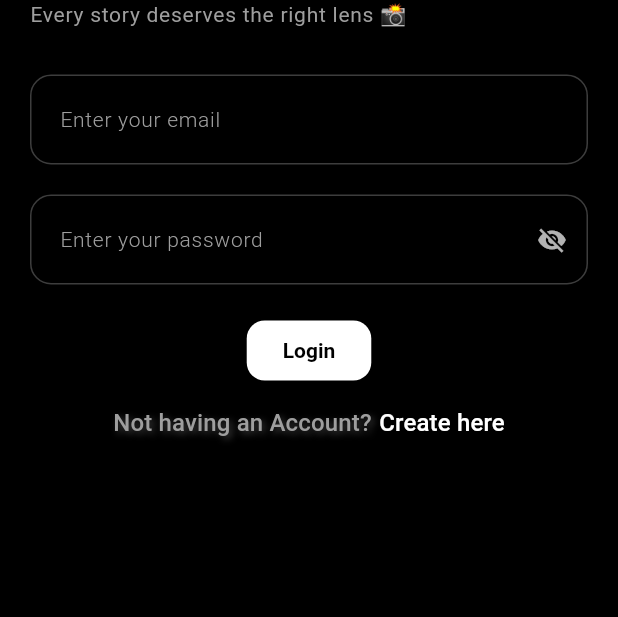
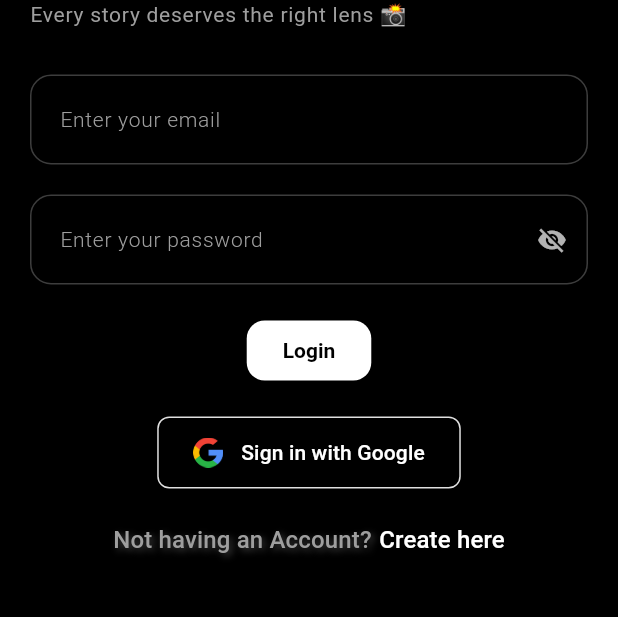
Before and after one commit to Utsav3108/hirelens, a Flutter app: the screen it shows after launch, on a phone screen of 412 x 824 dp, the part 317-934 px from its top. Run offline on Flutter 3.47's test engine with Material 3 defaults, Android fonts, the phone set to English and light mode, and no system bars; our stand-ins replace cloud_firestore, firebase_auth, firebase_core, google_sign_in, image_picker; accounts and stored records are empty.

```diff
--- /dev/null
+++ b/lib/Onboarding/Widgets/signinGoogle.dart
@@ -0,0 +1,75 @@
+import 'package:flutter/material.dart';
+
+class SignInWithGoogleButton extends StatefulWidget {
+  final Future<void> Function()? onPressed;
+  final String text;
+  final double height;
+
+  const SignInWithGoogleButton({
+    Key? key,
+    this.onPressed,
+    this.text = 'Sign in with Google',
+    this.height = 48.0,
+  }) : super(key: key);
+
+  @override
+  State<SignInWithGoogleButton> createState() => _SignInWithGoogleButtonState();
+}
+
+class _SignInWithGoogleButtonState extends State<SignInWithGoogleButton> {
+  bool _loading = false;
+
+  void _handleTap() async {
+    if (widget.onPressed == null) return;
+    setState(() => _loading = true);
+    try {
+      await widget.onPressed!();
+    } catch (e) {
+      // Optional: surface error with snackbar
+      ScaffoldMessenger.of(
+        context,
+      ).showSnackBar(SnackBar(content: Text('Sign-in failed: $e')));
+    } finally {
+      if (mounted) setState(() => _loading = false);
+    }
+  }
+
+  @override
+  Widget build(BuildContext context) {
+    return SizedBox(
+      height: widget.height,
+      child: OutlinedButton(
+        onPressed: _loading ? null : _handleTap,
+        style: OutlinedButton.styleFrom(
+          shape: RoundedRectangleBorder(borderRadius: BorderRadius.circular(8)),
+          side: BorderSide(color: Colors.grey.shade300),
+        ),
+        child: Row(
+          mainAxisSize: MainAxisSize.min,
+          children: [
+            _loading
+                ? SizedBox(
+                    height: 20,
+                    width: 20,
+                    child: CircularProgressIndicator(
+                      backgroundColor: Colors.white,
+                    ),
+                  )
+                : SizedBox(
+                    height: 20,
+                    width: 20,
+                    child: Image.asset(
+                      'assets/images/search.png',
+                      height: 20,
+                      width: 20,
+                    ),
+                  ),
+
+            const SizedBox(width: 12),
+            Text(widget.text, style: TextStyle(color: Colors.white)),
+          ],
+        ),
+      ),
+    );
+  }
+}
--- a/lib/Onboarding/repos/onboarding_repo.dart
+++ b/lib/Onboarding/repos/onboarding_repo.dart
@@ -24,6 +24,8 @@ class AuthRepo {
     required String email,
     required String password,
   }) async {
+    print("✌️ Attempting login with email $email, password $password");
+
     try {
       final creds = await _auth.signInWithEmailAndPassword(
         email: email,
@@ -133,6 +135,7 @@ class AuthRepo {
         return userCredential;
       } else {
         print("❌ Google user doesn't exists in Firestore");
+        return null;
       }
     } on GoogleSignInException catch (e) {
       print("❌ Google Sign-In failed: ${_errorMessageFromSignInException(e)}");
@@ -143,64 +146,6 @@ class AuthRepo {
     }
     return null;
   }
-
-  // 🔹 Alternative: Sign in with Google (Legacy method for compatibility)
-  // Use this if you need to support older implementations
-  // Future<UserCredential?> signInWithGoogleLegacy() async {
-  //   try {
-  //     print("➡️ Attempting Google Sign-In (Legacy)...");
-  //
-  //     // Trigger the Google sign-in flow
-  //     final GoogleSignInAccount? googleUser = await _googleSignIn.signIn();
-  //     if (googleUser == null) {
-  //       print("⚠️ Google Sign-In cancelled by user.");
-  //       return null;
-  //     }
-  //
-  //     final GoogleSignInAuthentication googleAuth =
-  //     await googleUser.authentication;
-  //
-  //     // Create Firebase credential
-  //     final credential = GoogleAuthProvider.credential(
-  //       accessToken: googleAuth.accessToken,
-  //       idToken: googleAuth.idToken,
-  //     );
-  //
-  //     // Sign in to Firebase with Google credential
-  //     final userCredential = await _auth.signInWithCredential(credential);
-  //
-  //     final user = userCredential.user;
-  //     if (user == null) throw Exception("Google user data not found.");
-  //
-  //     print("✅ Google user signed in: ${user.email}");
-  //
-  //     // Check if user already exists in Firestore
-  //     final userDoc = await _firestore.collection('users').doc(user.email).get();
-  //
-  //     if (!userDoc.exists) {
-  //       // Save minimal Google user data to Firestore
-  //       final displayNameParts = user.displayName?.split(" ") ?? [];
-  //       final googleUserData = {
-  //         'firstName': displayNameParts.isNotEmpty ? displayNameParts.first : "",
-  //         'lastName': displayNameParts.length > 1 ? displayNameParts.last : "",
-  //         'email': user.email ?? "",
-  //         'photoUrl': user.photoURL ?? "",
-  //         'isGoogleUser': true,
-  //         'createdAt': FieldValue.serverTimestamp(),
-  //       };
-  //
-  //       await _firestore.collection('users').doc(user.email).set(googleUserData);
-  //       print("✅ Google user data saved to Firestore");
-  //     } else {
-  //       print("📄 Google user already exists in Firestore");
-  //     }
-  //
-  //     return userCredential;
-  //   } catch (e) {
-  //     print("❌ Google Sign-In failed: $e");
-  //     rethrow;
-  //   }
-  // }
 
   // 🔹 Sign out user (supports both Firebase and Google)
   Future<void> logout() async {
```
Also changed, not shown: lib/AppAlerts/hirelens_alert.dart (added, +130 -0 lines), lib/Onboarding/login.dart (+89 -3 lines), assets/images/search.png (added).
